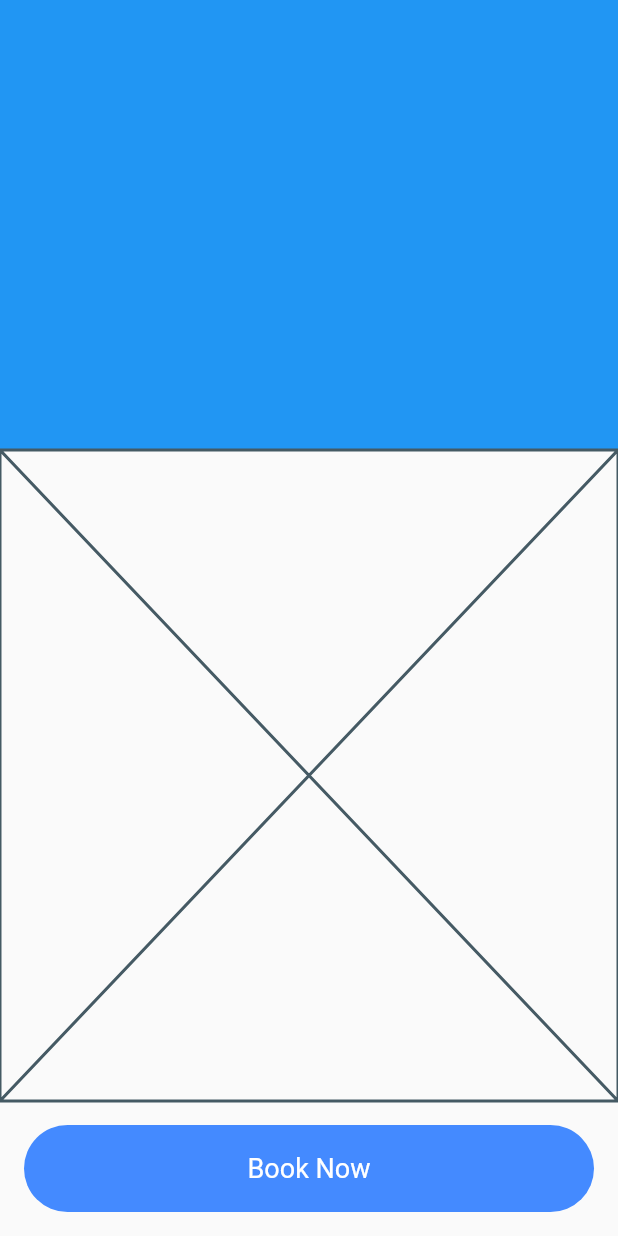
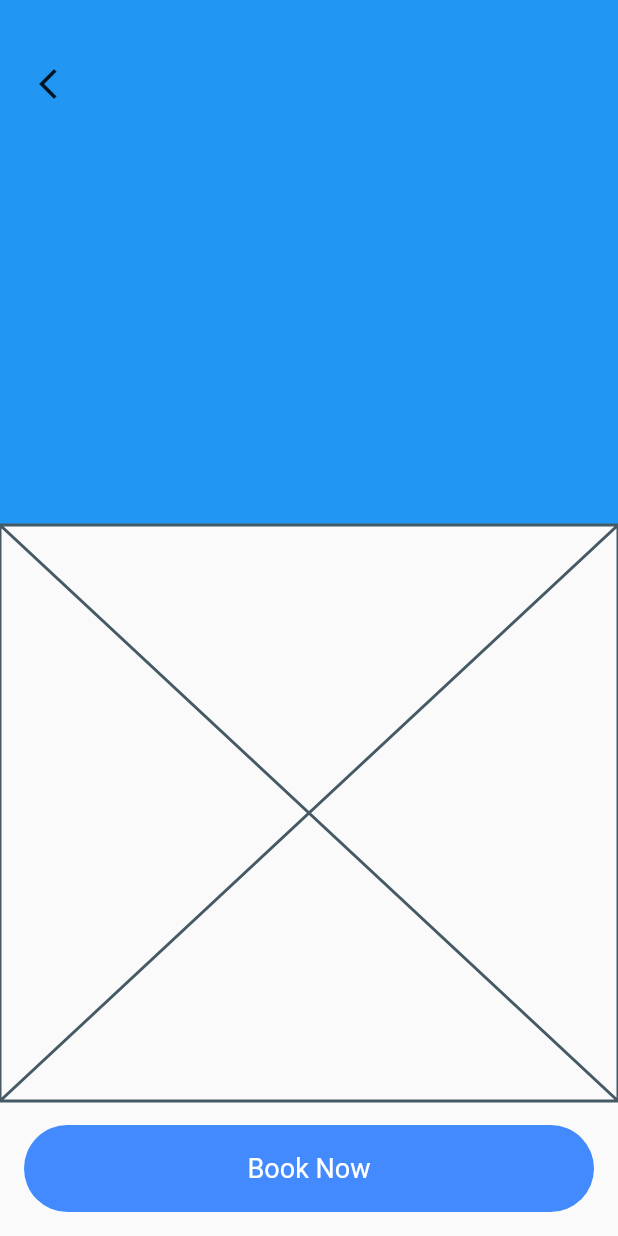
Before and after one commit to JAICHANGPARK/flutter_notebook_chapter_22, a Flutter app: the TravelUiDetailPage screen opened by its route, on a phone screen of 412 x 824 dp. Run offline on Flutter 3.47's test engine with Material 2 defaults, Android fonts, the phone set to English and light mode, and no system bars; our stand-ins replace dots_indicator, flutter_riverpod, freezed_annotation, go_router, google_fonts, ionicons and 1 more; network calls fail.

Commit message:
Update travel_detail_page.dart

```diff
--- a/lib/ep1284_travel_ui_kit_app/src/ui/travel_detail_page.dart
+++ b/lib/ep1284_travel_ui_kit_app/src/ui/travel_detail_page.dart
@@ -1,4 +1,5 @@
 import 'package:flutter/material.dart';
+import 'package:go_router/go_router.dart';
 
 class TravelUiDetailPage extends StatefulWidget {
   const TravelUiDetailPage({Key? key}) : super(key: key);
@@ -14,8 +15,21 @@ class _TravelUiDetailPageState extends State<TravelUiDetailPage> {
       body: Column(
         children: [
           Container(
-            height: 300,
+            height: 350,
             color: Colors.blue,
+            child: Stack(
+              children: [
+                Positioned(
+                  left: 8,
+                    top: 32,
+                    child: IconButton(
+                  onPressed: () {
+                    context.pop();
+                  },
+                  icon: Icon(Icons.arrow_back_ios_new),
+                ))
+              ],
+            ),
           ),
           const Expanded(child: Placeholder()),
           Container(
```
